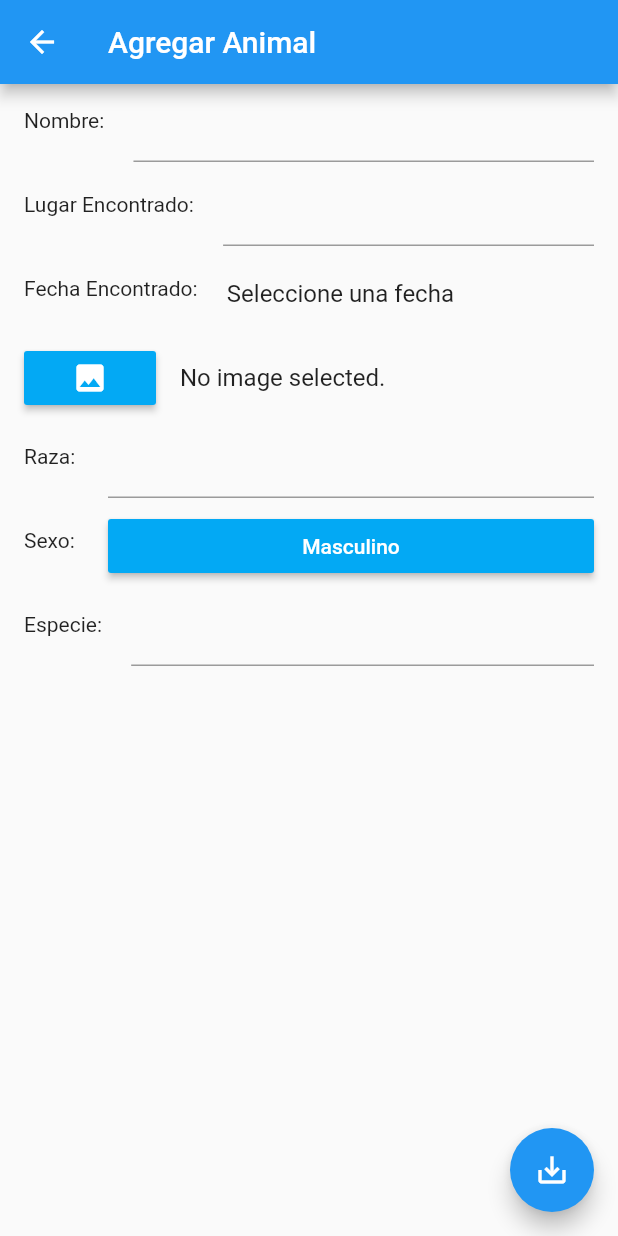
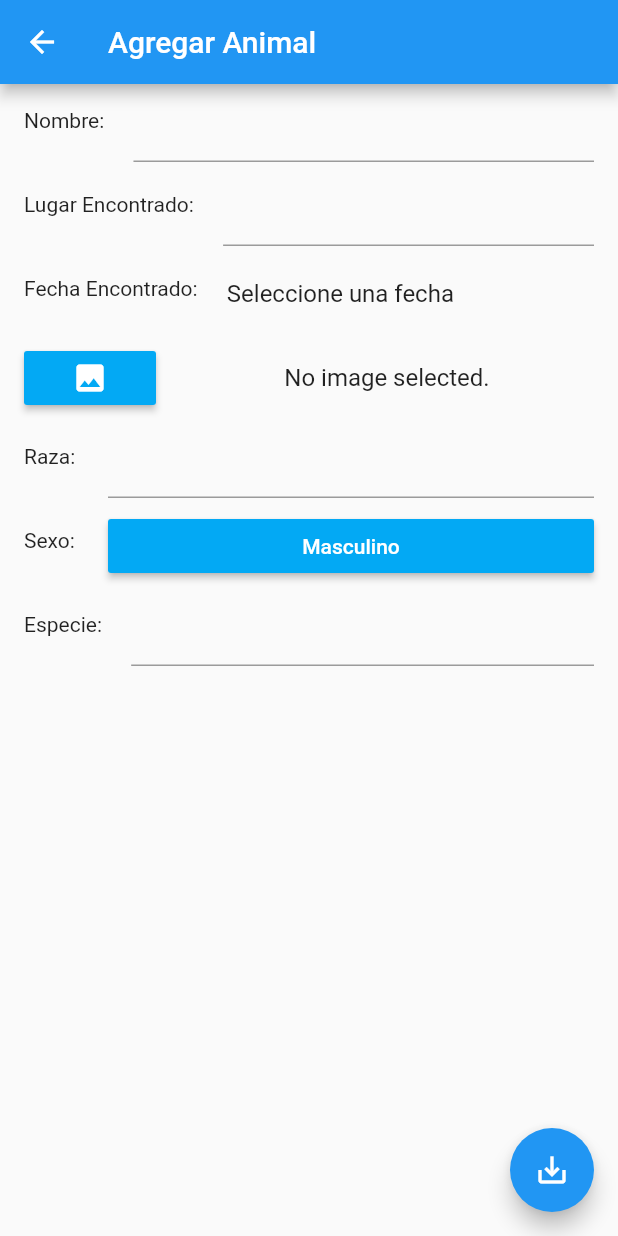
Before and after one commit to MateSape/Bicheros-FrontMobile, a Flutter app: the AddAnimalPage screen opened directly, on a phone screen of 412 x 824 dp. Run offline on Flutter 3.47's test engine with Material 2 defaults, Android fonts, the phone set to English and light mode, and no system bars; our stand-ins replace dio, flutter_spinkit, image_picker; network calls fail.

Commit message:
More bugs fixed

```diff
--- a/lib/AddAnimalPage.dart
+++ b/lib/AddAnimalPage.dart
@@ -61,10 +61,13 @@ class AddAnimalPageState extends State<AddAnimalPage>{
               onPressed: () => getImage(),
               child: Icon(Icons.image, color: Colors.white,),
             ),
-            title: image == null
-                ? Text('No image selected.')
-                : Text(image.path,
-              textAlign: TextAlign.end,),
+            title: Center(
+              child: image == null
+                  ? Text('No image selected.')
+                  : CircleAvatar(
+                backgroundImage: FileImage(image),
+              ),
+            ),
           ),
           ListTile(leading: Text("Raza: "),
             title: TextField(controller: race,),),
```
Also changed, not shown: lib/detail_page.dart (+7 -8 lines).
